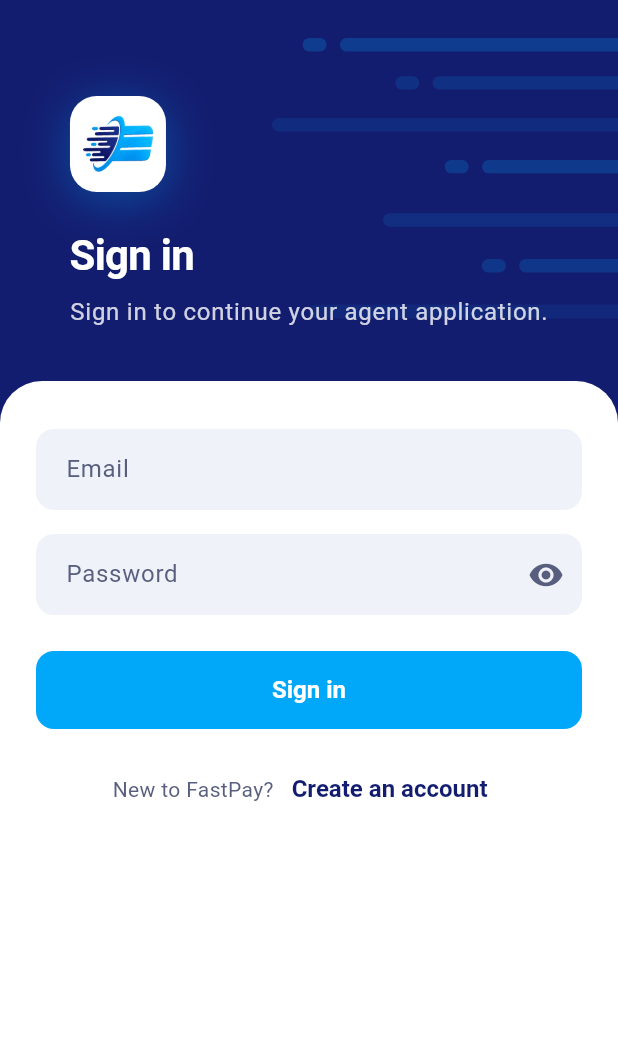
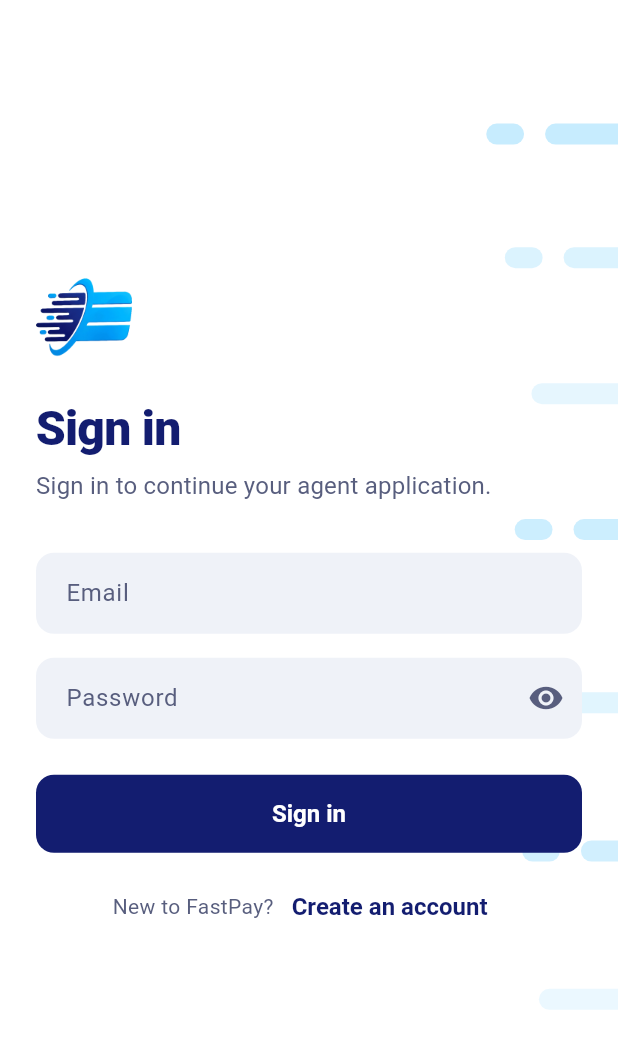
Before and after one commit to AbdulsemedM/business-onboarding, a Flutter app: the LoginScreen screen opened by its route, on a phone screen of 412 x 824 dp. Shown: the top 1049 px of the screen. Run offline on Flutter 3.47's test engine with Material 3 defaults, Android fonts, the phone set to English and light mode, and no system bars; our stand-ins replace dio, envied, file_picker, flutter_bloc, flutter_form_builder, flutter_image_compress and 8 more; missing offline and left inert: phone_numbers_parser; accounts and stored records are empty; generated files the repository leaves out were written again.

Commit message:
Refactor branding colors and update UI components to align with new design guidelines

```diff
--- a/lib/core/theme/app_theme.dart
+++ b/lib/core/theme/app_theme.dart
@@ -1,19 +1,20 @@
 import 'package:flutter/material.dart';
 
-/// FastPay brand theme, using the two logo colors exactly: sky blue and navy.
+/// FastPay brand theme, using the two logo colors exactly: navy and sky.
 ///
-/// Sky-blue buttons carry white, bold text (by design choice; the contrast
-/// is about 2.7:1). Text on white backgrounds uses navy.
+/// Navy is the primary color (buttons, progress, selections, text on
+/// white). Sky is the accent: brand details like the speed lines, and the
+/// light tint of a text field while typing.
 class AppTheme {
   const AppTheme._();
 
-  static const primary = Color(0xFF01A8F9);
-  static const secondary = Color(0xFF131D70);
+  static const navy = Color(0xFF131D70);
+  static const sky = Color(0xFF01A8F9);
   static const white = Color(0xFFFFFFFF);
 
   // Tints and neutrals derived from the brand colors.
-  static const _primaryTint = Color(0xFFE5F6FE);
-  static const _secondaryTint = Color(0xFFE7E8F1);
+  static const _navyTint = Color(0xFFE7E8F1);
+  static const _skyTint = Color(0xFFE5F6FE);
   static const _ink = Color(0xFF161C3F);
   static const _inkMuted = Color(0xFF585E7E);
   static const _outline = Color(0xFFC8CCE0);
@@ -26,16 +27,17 @@ class AppTheme {
 
   static ThemeData light() {
     const colors = ColorScheme.light(
-      primary: primary,
+      primary: navy,
       onPrimary: white,
-      primaryContainer: _primaryTint,
-      onPrimaryContainer: secondary,
-      secondary: secondary,
+      primaryContainer: _navyTint,
+      onPrimaryContainer: navy,
+      // Code uses `secondary` for navy text on white; keep it navy.
+      secondary: navy,
       onSecondary: white,
-      secondaryContainer: _secondaryTint,
-      onSecondaryContainer: secondary,
-      tertiary: secondary,
-      onTertiary: white,
+      secondaryContainer: _navyTint,
+      onSecondaryContainer: navy,
+      tertiary: sky,
+      onTertiary: navy,
       error: _error,
       onError: white,
       errorContainer: Color(0xFFFDE8E8),
@@ -50,24 +52,24 @@ class AppTheme {
       onSurfaceVariant: _inkMuted,
       outline: _outline,
       outlineVariant: _outlineSoft,
-      inverseSurface: secondary,
+      inverseSurface: navy,
       onInverseSurface: white,
-      inversePrimary: _primaryTint,
+      inversePrimary: _skyTint,
     );
     return _build(colors);
   }
 
   static ThemeData dark() => _build(
     ColorScheme.fromSeed(
-      seedColor: primary,
-      secondary: secondary,
+      seedColor: navy,
+      tertiary: sky,
       brightness: Brightness.dark,
     ),
   );
 
   static ThemeData _build(ColorScheme colors) {
     final isLight = colors.brightness == Brightness.light;
-    final headingColor = isLight ? secondary : colors.onSurface;
+    final headingColor = isLight ? navy : colors.onSurface;
     const minButtonSize = Size(64, 52);
     final buttonShape = RoundedRectangleBorder(
       borderRadius: BorderRadius.circular(radius),
@@ -84,8 +86,9 @@ class AppTheme {
         return colors.surfaceContainerLow;
       }
       if (states.contains(WidgetState.error)) return colors.errorContainer;
+      // Sky tint: a navy tint would hardly show against the grey fill.
       if (states.contains(WidgetState.focused)) {
-        return colors.primaryContainer;
+        return isLight ? _skyTint : colors.primaryContainer;
       }
       return isLight ? colors.surfaceContainerHigh : colors.surfaceContainer;
     });
@@ -145,6 +148,8 @@ class AppTheme {
       inputDecorationTheme: InputDecorationTheme(
         filled: true,
         fillColor: fieldFill,
+        errorMaxLines: 3,
+        helperMaxLines: 3,
         border: noBorder,
         enabledBorder: noBorder,
         focusedBorder: noBorder,
--- a/lib/features/applications/ui/applications_screen.dart
+++ b/lib/features/applications/ui/applications_screen.dart
@@ -156,7 +156,7 @@ class _ApplicationCard extends StatelessWidget {
                   width: 44,
                   height: 44,
                   decoration: const BoxDecoration(
-                    color: AppTheme.primary,
+                    color: AppTheme.navy,
                     shape: BoxShape.circle,
                   ),
                   child: const Icon(
@@ -264,7 +264,7 @@ class _Empty extends StatelessWidget {
             child: const Icon(
               Icons.storefront_rounded,
               size: 36,
-              color: AppTheme.primary,
+              color: AppTheme.navy,
             ),
           ),
           const SizedBox(height: 16),
--- a/lib/features/auth/ui/auth_scaffold.dart
+++ b/lib/features/auth/ui/auth_scaffold.dart
@@ -9,11 +9,12 @@ import '../../../shared/widgets/brand_logo.dart';
 
 /// Shared layout for the sign-in screens.
 ///
-/// A navy header with the logo, title and intro sits over a white sheet that
-/// holds the form. No cards or outlines. Content is capped at a comfortable reading
-/// width on tablets. When [onBack] is set, a back arrow appears and the
-/// phone's Back button does the same thing, so these screens are never a
-/// dead end.
+/// White background with sky speed lines along the right edge, the logo
+/// badge, a large title and intro, then the form (no card). Fields are the
+/// same as in the application steps. Content is capped at a
+/// comfortable reading width on tablets. When [onBack] is set, a back arrow
+/// appears and the phone's Back button does the same thing, so these screens
+/// are never a dead end.
 class AuthScaffold extends StatelessWidget {
   const AuthScaffold({
     super.key,
@@ -31,7 +32,7 @@ class AuthScaffold extends StatelessWidget {
   /// Where Back goes. No arrow and no Back handling when null.
   final VoidCallback? onBack;
 
-  /// At the bottom of the sheet, e.g. "Already have an account? Sign in".
+  /// Under the panel, e.g. "Already have an account? Sign in".
   final Widget? footer;
 
   static const maxContentWidth = 480.0;
@@ -41,23 +42,7 @@ class AuthScaffold extends StatelessWidget {
     final l10n = AppLocalizations.of(context);
     final theme = Theme.of(context);
 
-    Widget constrained(Widget child) => Center(
-      child: ConstrainedBox(
-        constraints: const BoxConstraints(maxWidth: maxContentWidth),
-        child: child,
-      ),
-    );
-
-    final header = BrandBackdrop(
-      child: SafeArea(
-        bottom: false,
-        child: constrained(
-          Padding(
-            padding: const EdgeInsets.fromLTRB(24, 8, 24, 36),
-            child: Column(
-              crossAxisAlignment: CrossAxisAlignment.start,
-              children: [
-                SizedBox(
+    final backRow = SizedBox(
       height: 48,
       child: onBack == null
           ? null
@@ -66,81 +51,93 @@ class AuthScaffold extends StatelessWidget {
               child: IconButton(
                 onPressed: onBack,
                 tooltip: l10n.back,
-                            color: AppTheme.white,
+                color: AppTheme.navy,
                 icon: const Icon(Icons.arrow_back),
               ),
             ),
+    );
+
+    final content = Column(
+      crossAxisAlignment: CrossAxisAlignment.stretch,
+      children: [
+        const Align(
+          alignment: AlignmentDirectional.centerStart,
+          child: BrandMark(size: 64),
         ),
-                const SizedBox(height: 8),
-                const BrandBadge(size: 64),
         const SizedBox(height: 24),
         Semantics(
           header: true,
           child: Text(
             title,
-                    style: theme.textTheme.headlineMedium?.copyWith(
-                      color: AppTheme.white,
+            style: theme.textTheme.headlineLarge?.copyWith(
+              color: AppTheme.navy,
+              fontWeight: FontWeight.w800,
+              letterSpacing: -0.5,
+              height: 1.1,
             ),
           ),
         ),
-                const SizedBox(height: 8),
+        const SizedBox(height: 10),
         Text(
           body,
-                  style: theme.textTheme.bodyLarge?.copyWith(
-                    color: AppTheme.white.withValues(alpha: 0.8),
+          style: theme.textTheme.titleMedium?.copyWith(
+            color: theme.colorScheme.onSurfaceVariant,
+            fontWeight: FontWeight.w400,
           ),
         ),
+        const SizedBox(height: 32),
+        // No card; standard fields, as in the application steps.
+        ...children,
+        if (footer case final footer?) ...[const SizedBox(height: 12), footer],
       ],
-            ),
-          ),
-        ),
-      ),
-    );
-
-    final sheet = DecoratedBox(
-      decoration: const BoxDecoration(
-        color: AppTheme.white,
-        borderRadius: BorderRadius.vertical(top: Radius.circular(28)),
-      ),
-      child: SafeArea(
-        top: false,
-        child: constrained(
-          Padding(
-            padding: const EdgeInsets.fromLTRB(24, 32, 24, 16),
-            child: Column(
-              crossAxisAlignment: CrossAxisAlignment.stretch,
-              children: [
-                ...children,
-                if (footer case final footer?) ...[
-                  const SizedBox(height: 16),
-                  footer,
-                ],
-              ],
-            ),
-          ),
-        ),
-      ),
     );
 
     return AnnotatedRegion<SystemUiOverlayStyle>(
-      value: SystemUiOverlayStyle.light,
+      value: SystemUiOverlayStyle.dark,
       child: Scaffold(
-        // White below the sheet, so short forms never end in a navy gap.
         backgroundColor: AppTheme.white,
         body: PopScope(
           canPop: onBack == null,
           onPopInvokedWithResult: (didPop, _) {
             if (!didPop) onBack?.call();
           },
-          child: SingleChildScrollView(
+          // At least one screen tall so the backdrop fills it, with the form
+          // in the middle; the page scrolls when the form is longer.
+          child: LayoutBuilder(
+            builder: (context, constraints) {
+              // Side padding that also caps the width on tablets.
+              final side = ((constraints.maxWidth - maxContentWidth) / 2).clamp(
+                24.0,
+                double.infinity,
+              );
+              return SingleChildScrollView(
+                child: BrandBackdrop(
+                  color: AppTheme.white,
+                  rightOnly: true,
+                  child: ConstrainedBox(
+                    constraints: BoxConstraints(
+                      minHeight: constraints.maxHeight,
+                    ),
+                    child: SafeArea(
+                      child: Padding(
+                        padding: EdgeInsets.fromLTRB(side, 8, side, 24),
                         child: Column(
+                          mainAxisAlignment: MainAxisAlignment.spaceBetween,
                           crossAxisAlignment: CrossAxisAlignment.stretch,
                           children: [
-                header,
-                // Navy behind the sheet's rounded top corners.
-                ColoredBox(color: AppTheme.secondary, child: sheet),
+                            backRow,
+                            content,
+                            // Balances the back row so the form sits in the
+                            // middle.
+                            const SizedBox(height: 48),
                           ],
                         ),
+                      ),
+                    ),
+                  ),
+                ),
+              );
+            },
           ),
         ),
       ),
@@ -148,7 +145,7 @@ class AuthScaffold extends StatelessWidget {
   }
 }
 
-/// "New to FastPay? Create an account" at the bottom of the form.
+/// "New to FastPay? Create an account" under the form.
 class AuthSwitchLink extends StatelessWidget {
   const AuthSwitchLink({
     super.key,
@@ -255,6 +252,7 @@ class PasswordField extends StatefulWidget {
     this.autofillHints,
     this.textInputAction = TextInputAction.done,
     this.onSubmitted,
+    this.helperText,
   });
 
   final TextEditingController controller;
@@ -263,6 +261,9 @@ class PasswordField extends StatefulWidget {
   final Iterable<String>? autofillHints;
   final TextInputAction textInputAction;
   final ValueChanged<String>? onSubmitted;
+
+  /// Shown under the field until there's an error.
+  final String? helperText;
 
   @override
   State<PasswordField> createState() => _PasswordFieldState();
@@ -284,6 +285,7 @@ class _PasswordFieldState extends State<PasswordField> {
       onFieldSubmitted: widget.onSubmitted,
       decoration: InputDecoration(
         labelText: widget.label,
+        helperText: widget.helperText,
         suffixIcon: IconButton(
           tooltip: _obscured ? l10n.authShowPassword : l10n.authHidePassword,
           icon: Icon(_obscured ? Icons.visibility : Icons.visibility_off),
--- a/lib/shared/widgets/brand_logo.dart
+++ b/lib/shared/widgets/brand_logo.dart
@@ -1,3 +1,5 @@
+import 'dart:ui';
+
 import 'package:flutter/material.dart';
 
 import '../../core/theme/app_theme.dart';
@@ -41,7 +43,7 @@ class BrandBadge extends StatelessWidget {
         borderRadius: BorderRadius.circular(size * 0.28),
         boxShadow: [
           BoxShadow(
-            color: AppTheme.primary.withValues(alpha: 0.35),
+            color: AppTheme.sky.withValues(alpha: 0.35),
             blurRadius: size * 0.4,
             offset: Offset(0, size * 0.08),
           ),
@@ -52,24 +54,69 @@ class BrandBadge extends StatelessWidget {
   }
 }
 
-/// Navy background with sky-blue speed lines, echoing the streaks in the
-/// logo. Used behind the welcome and sign-in headers.
-class BrandBackdrop extends StatelessWidget {
-  const BrandBackdrop({super.key, required this.child});
+/// A see-through, frosted panel for content on [BrandBackdrop]: the speed
+/// lines behind are blurred and lightly tinted, so it blends into the navy.
+class FrostedPanel extends StatelessWidget {
+  const FrostedPanel({
+    super.key,
+    required this.child,
+    this.padding = const EdgeInsets.all(20),
+  });
 
   final Widget child;
+  final EdgeInsetsGeometry padding;
+
+  static const radius = 24.0;
+
+  @override
+  Widget build(BuildContext context) {
+    return ClipRRect(
+      borderRadius: BorderRadius.circular(radius),
+      child: BackdropFilter(
+        filter: ImageFilter.blur(sigmaX: 16, sigmaY: 16),
+        child: Container(
+          padding: padding,
+          color: AppTheme.white.withValues(alpha: 0.07),
+          child: child,
+        ),
+      ),
+    );
+  }
+}
+
+/// Background with sky-blue speed lines, echoing the streaks in the logo.
+/// Navy on the start screen; white with the lines along the right edge on
+/// the sign-in screens.
+class BrandBackdrop extends StatelessWidget {
+  const BrandBackdrop({
+    super.key,
+    required this.child,
+    this.color = AppTheme.navy,
+    this.rightOnly = false,
+  });
+
+  final Widget child;
+  final Color color;
+
+  /// Keeps the lines in the right part of the screen, clear of content.
+  final bool rightOnly;
 
   @override
   Widget build(BuildContext context) {
     return ColoredBox(
-      color: AppTheme.secondary,
-      child: CustomPaint(painter: const _SpeedLines(), child: child),
+      color: color,
+      child: CustomPaint(
+        painter: _SpeedLines(rightOnly: rightOnly),
+        child: child,
+      ),
     );
   }
 }
 
 class _SpeedLines extends CustomPainter {
-  const _SpeedLines();
+  const _SpeedLines({required this.rightOnly});
+
+  final bool rightOnly;
 
   // (top as a fraction of height, start as a fraction of width, length as a
   // fraction of width, opacity). Lines run off the right edge.
@@ -87,9 +134,10 @@ class _SpeedLines extends CustomPainter {
   void paint(Canvas canvas, Size size) {
     final thickness = (size.height * 0.035).clamp(6.0, 14.0);
     for (final (top, start, length, opacity) in _lines) {
-      final paint = Paint()
-        ..color = AppTheme.primary.withValues(alpha: opacity);
-      final left = size.width * start;
+      final paint = Paint()..color = AppTheme.sky.withValues(alpha: opacity);
+      // Right-only: squeeze the starts towards the right edge.
+      final left =
+          size.width * (rightOnly ? 0.86 + (start - 0.44) * 0.2 : start);
       canvas.drawRRect(
         RRect.fromLTRBR(
           left,
@@ -118,5 +166,6 @@ class _SpeedLines extends CustomPainter {
   }
 
   @override
-  bool shouldRepaint(_SpeedLines oldDelegate) => false;
+  bool shouldRepaint(_SpeedLines oldDelegate) =>
+      oldDelegate.rightOnly != rightOnly;
 }
```
Also changed, not shown: lib/features/auth/ui/register_screen.dart (+1 -7 lines), lib/features/auth/ui/welcome_screen.dart (+11 -17 lines), lib/features/onboarding/data/application_repository.dart (+59 -3 lines), 1 other file. Lines whose indentation alone changed are shown as unchanged.
